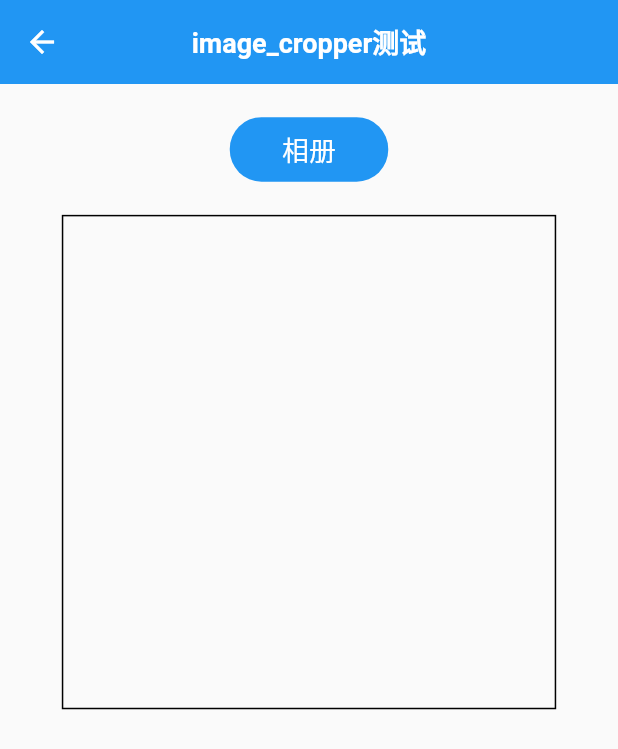
After one commit to FlyNothing/flutter_demo, a Flutter app: the ImageCropperPage screen opened directly, after a tap on "相册", on a phone screen of 412 x 824 dp. The commit adds this screen. Shown: the top 749 px of the screen. Run offline on Flutter 3.47's test engine with Material 2 defaults, Android fonts, the phone set to English and light mode, and no system bars; our stand-ins replace badges, cached_network_image, date_format, device_preview, dio, easy_refresh and 8 more; missing offline and left inert: flutter_date_picker_timeline; accounts and stored records are empty.

Commit message:
[A] - 新增image_cropper插件

```diff
--- /dev/null
+++ b/lib/plugin/imagecropper/image_cropper_page.dart
@@ -0,0 +1,99 @@
+import 'dart:io';
+
+import 'package:flutter/material.dart';
+import 'package:flutter_demo/common/util/global_widget.dart';
+import 'package:flutter_demo/common/util/text_style.dart';
+import 'package:flutter_screenutil/flutter_screenutil.dart';
+import 'package:image_cropper/image_cropper.dart';
+import 'package:image_picker/image_picker.dart';
+
+class ImageCropperPage extends StatefulWidget {
+  const ImageCropperPage({super.key});
+
+  @override
+  State<StatefulWidget> createState() => ImageCropperPageState();
+}
+
+class ImageCropperPageState extends State<ImageCropperPage> {
+  final ImagePicker _imagePicker = ImagePicker();
+  CroppedFile? _croppedFile;
+
+  @override
+  Widget build(BuildContext context) {
+    return Scaffold(
+      appBar: appBarStandard(title: 'image_cropper测试'),
+      body: _getBody(context),
+    );
+  }
+
+  _getBody(BuildContext context) {
+    return Column(
+      children: [
+        Container(
+          alignment: Alignment.center,
+          child: Column(
+            children: [
+              Padding(padding: EdgeInsets.symmetric(vertical: 10.h)),
+              TextButton(
+                onPressed: () => _pickImage(),
+                child: Text("相册", style: TextStyleUtil.size18W400(color: Colors.white)),
+              ),
+              Padding(padding: EdgeInsets.symmetric(vertical: 10.h)),
+              _getImageView()
+            ],
+          ),
+        )
+      ],
+    );
+  }
+
+  Container _getImageView() {
+    return Container(
+      decoration: BoxDecoration(border: Border.all(width: 1)),
+      width: 0.8.sw,
+      height: 0.4.sh,
+      child: _croppedFile != null
+          ? Image.file(
+              File((_croppedFile as CroppedFile).path),
+              fit: BoxFit.cover,
+            )
+          : const SizedBox.shrink(),
+    );
+  }
+
+  Future<void> _pickImage() async {
+    XFile? imageFile = await _imagePicker.pickImage(source: ImageSource.gallery);
+    if (imageFile != null) {
+      _cropImage(File(imageFile.path));
+    }
+  }
+
+  Future<void> _cropImage(File image) async {
+    CroppedFile? croppedFile = await ImageCropper().cropImage(
+      sourcePath: image.path,
+      aspectRatioPresets: [
+        CropAspectRatioPreset.square,
+        CropAspectRatioPreset.ratio3x2,
+        CropAspectRatioPreset.original,
+        CropAspectRatioPreset.ratio4x3,
+        CropAspectRatioPreset.ratio16x9
+      ],
+      uiSettings: [
+        AndroidUiSettings(
+            toolbarTitle: 'Cropper',
+            toolbarColor: Colors.blue,
+            toolbarWidgetColor: Colors.white,
+            initAspectRatio: CropAspectRatioPreset.square,
+            lockAspectRatio: false),
+        IOSUiSettings(
+          title: 'Cropper',
+        ),
+        WebUiSettings(
+          context: context,
+        ),
+      ],
+    );
+    _croppedFile = croppedFile;
+    setState(() {});
+  }
+}
--- a/lib/plugin/imagepicker/image_picker_image_demo_page.dart
+++ b/lib/plugin/imagepicker/image_picker_image_demo_page.dart
@@ -65,12 +65,12 @@ class _ImagePickerImageDemoPageState extends State<ImagePickerImageDemoPage> {
     );
   }
 
-  Container _getImageView(Image imag) {
+  Container _getImageView(Image image) {
     return Container(
       decoration: BoxDecoration(border: Border.all(width: 1)),
       width: 0.4.sw,
       height: 0.4.sh,
-      child: imag,
+      child: image,
     );
   }
 
--- a/lib/plugin/plugin_menu_config.dart
+++ b/lib/plugin/plugin_menu_config.dart
@@ -4,6 +4,7 @@ import 'package:flutter_demo/plugin/cachednetworkimage/cached_network_image_page
 import 'package:flutter_demo/plugin/datepickertimeline/date_picker_timeline_page.dart';
 import 'package:flutter_demo/plugin/easyloading/page/easy_loading_page.dart';
 import 'package:flutter_demo/plugin/easyrefresh/easy_refresh_page.dart';
+import 'package:flutter_demo/plugin/imagecropper/image_cropper_page.dart';
 import 'package:flutter_demo/plugin/imagepicker/base_image_picker_menu_page.dart';
 import 'package:flutter_demo/plugin/qrcode/qr_code_page.dart';
 import 'package:flutter_demo/plugin/sharedpreferences/shared_preferences_page.dart';
@@ -17,6 +18,7 @@ List<PluginMenuVO> pluginMenuList = [
   PluginMenuVO("flutter_date_picker_timeline", "水平日期选择器测试", const DatePickerTimelinePage()),
   PluginMenuVO("badges", "徽标测试", const BadgesPage()),
   PluginMenuVO("image_picker", "图片选择", const BaseImagePickerMenuPage()),
+  PluginMenuVO("image_cropper", "图片裁剪", const ImageCropperPage()),
 ];
 
 class PluginMenuVO {
--- a/pubspec.yaml
+++ b/pubspec.yaml
@@ -22,6 +22,7 @@ dependencies:
   flutter_date_picker_timeline: ^0.3.3
   flutter_easyloading: ^3.0.5
   flutter_screenutil: ^5.3.1
+  image_cropper: ^3.0.0
   image_picker: ^0.8.6
   qr_flutter: ^4.0.0
   shared_preferences: ^2.0.1
```
Also changed, not shown: 2 other files.
